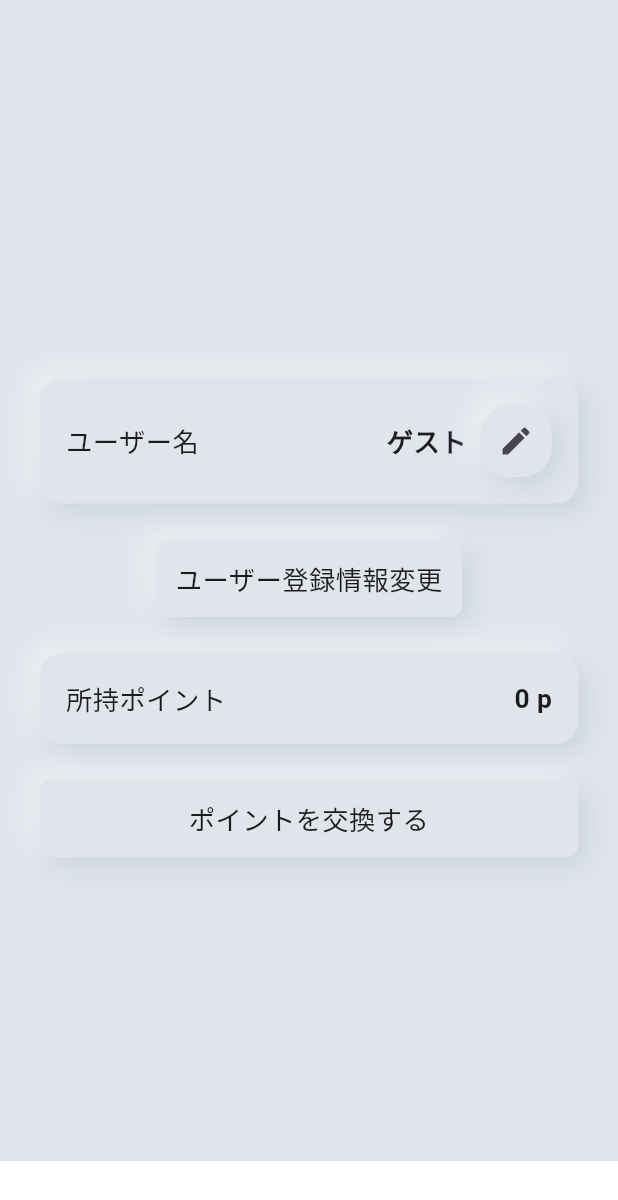
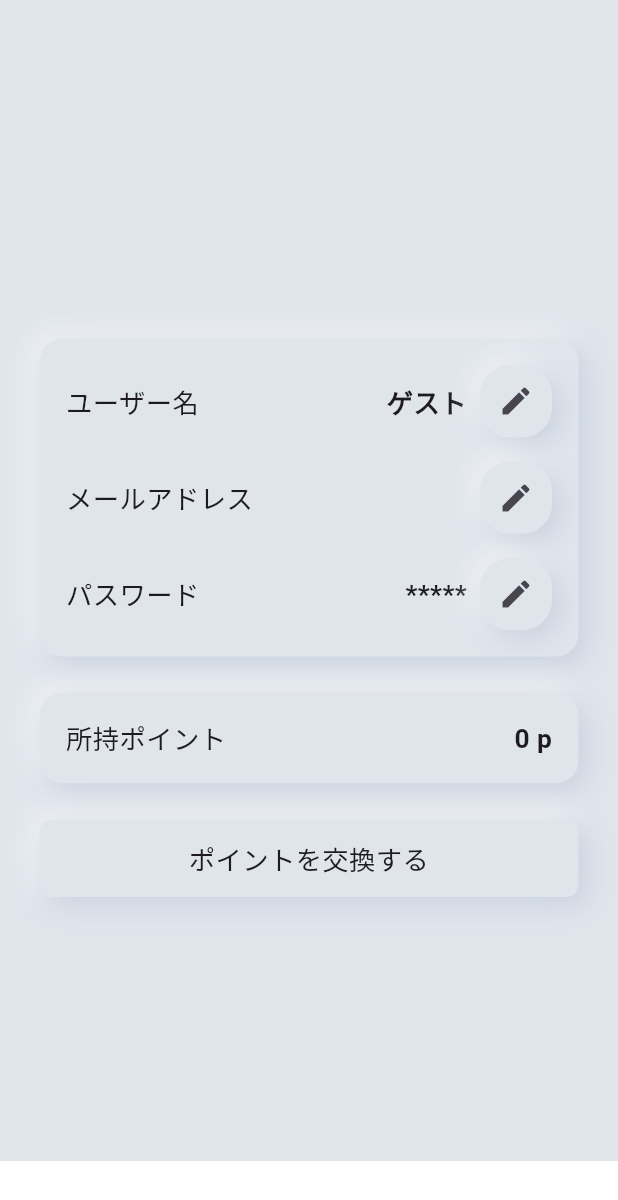
Before and after one commit to MyodoKouga/aib_mobile, a Flutter app: the ProfileTab screen opened directly, on a phone screen of 412 x 824 dp. Shown: the top 1200 px of the screen. Run offline on Flutter 3.47's test engine with Material 3 defaults, Android fonts, the phone set to English and light mode, and no system bars; drawn by our look-alikes of google_mobile_ads; our stand-ins replace device_info_plus, flutter_riverpod, flutter_screenutil, freezed_annotation, image_picker and 1 more; missing offline and left inert: dart:ffi; accounts and stored records are empty; network calls fail.

Commit message:
Show email and password fields in profile

```diff
--- a/app/lib/features/home/view/tabs/profile_tab.dart
+++ b/app/lib/features/home/view/tabs/profile_tab.dart
@@ -3,7 +3,8 @@ import 'package:flutter_riverpod/flutter_riverpod.dart';
 import 'package:flutter_screenutil/flutter_screenutil.dart';
 import '../../view_model/profile_view_model.dart';
 import '../../view_model/home_view_model.dart';
-import '../widget/account_settings_dialog.dart';
+import '../widget/change_email_dialog.dart';
+import '../widget/change_password_dialog.dart';
 import '../widget/edit_profile_dialog.dart';
 import 'package:app/shared/widget/neumorphic/neumorphic_container.dart';
 import 'package:app/shared/widget/neumorphic/neumorphic_button.dart';
@@ -41,7 +42,9 @@ class _ProfileTabState extends ConsumerState<ProfileTab> {
             children: [
               NeumorphicContainer(
                 padding: EdgeInsets.all(16.w),
-                child: Row(
+                child: Column(
+                  children: [
+                    Row(
                       mainAxisAlignment: MainAxisAlignment.spaceBetween,
                       children: [
                         Text('ユーザー名', style: TextStyle(fontSize: 16.sp)),
@@ -76,16 +79,64 @@ class _ProfileTabState extends ConsumerState<ProfileTab> {
                         ),
                       ],
                     ),
+                    SizedBox(height: 16.h),
+                    Row(
+                      mainAxisAlignment: MainAxisAlignment.spaceBetween,
+                      children: [
+                        Text('メールアドレス', style: TextStyle(fontSize: 16.sp)),
+                        Row(
+                          children: [
+                            Text(
+                              profile.email,
+                              style: TextStyle(fontSize: 16.sp, fontWeight: FontWeight.bold),
                             ),
-              SizedBox(height: 24.h),
-              NeumorphicButton(
+                            SizedBox(width: 8.w),
+                            NeumorphicContainer(
+                              radius: 20,
+                              child: IconButton(
+                                icon: const Icon(Icons.edit),
                                 onPressed: () {
                                   showDialog(
                                     context: context,
-                    builder: (_) => const AccountSettingsDialog(),
+                                    builder: (_) => const ChangeEmailDialog(),
                                   );
                                 },
-                child: Text('ユーザー登録情報変更', style: TextStyle(fontSize: 16.sp)),
+                              ),
+                            ),
+                          ],
+                        ),
+                      ],
+                    ),
+                    SizedBox(height: 16.h),
+                    Row(
+                      mainAxisAlignment: MainAxisAlignment.spaceBetween,
+                      children: [
+                        Text('パスワード', style: TextStyle(fontSize: 16.sp)),
+                        Row(
+                          children: [
+                            Text(
+                              '*****',
+                              style: TextStyle(fontSize: 16.sp, fontWeight: FontWeight.bold),
+                            ),
+                            SizedBox(width: 8.w),
+                            NeumorphicContainer(
+                              radius: 20,
+                              child: IconButton(
+                                icon: const Icon(Icons.edit),
+                                onPressed: () {
+                                  showDialog(
+                                    context: context,
+                                    builder: (_) => const ChangePasswordDialog(),
+                                  );
+                                },
+                              ),
+                            ),
+                          ],
+                        ),
+                      ],
+                    ),
+                  ],
+                ),
               ),
               SizedBox(height: 24.h),
               NeumorphicContainer(
```
Lines whose indentation alone changed are shown as unchanged.
